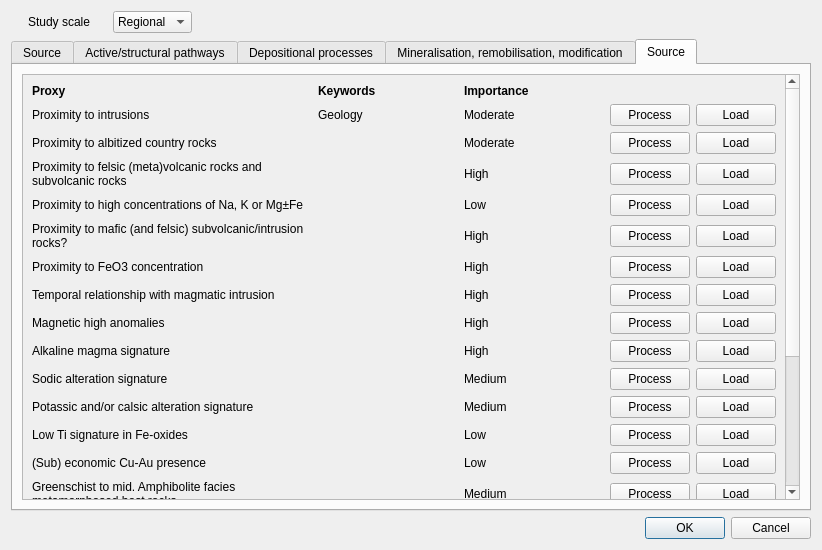
GispoCoding/eis_qgis_plugin, file eis_qgis_plugin/resources/ui/preprocess/wizard_preprocess_iocg.ui: the form before one commit.
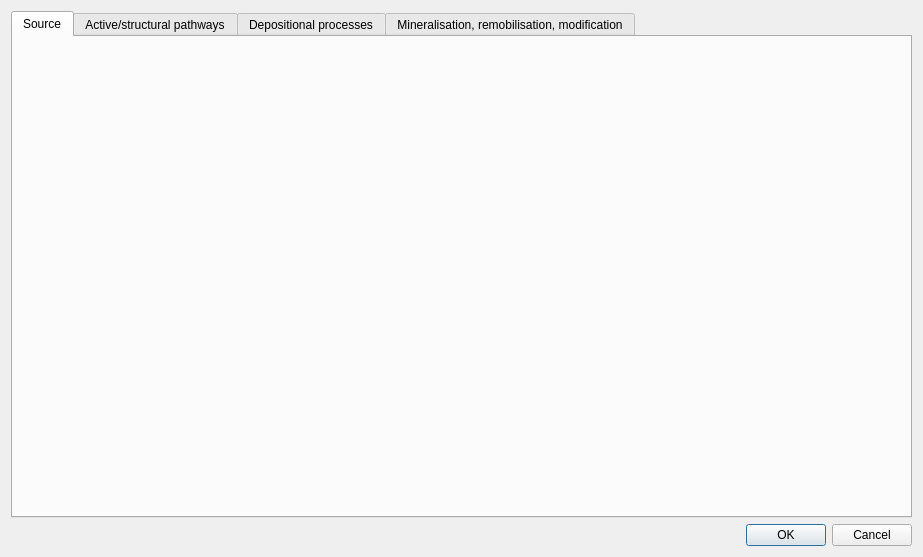
The form after the commit.

Commit message: New study scale and mineral system selection dialog added

Patch:
```diff
--- a/eis_qgis_plugin/resources/ui/preprocess/wizard_preprocess_iocg.ui
+++ b/eis_qgis_plugin/resources/ui/preprocess/wizard_preprocess_iocg.ui
@@ -6,8 +6,8 @@
    <rect>
     <x>0</x>
     <y>0</y>
-    <width>822</width>
-    <height>550</height>
+    <width>923</width>
+    <height>557</height>
    </rect>
   </property>
   <property name="windowTitle">
@@ -17,54 +17,6 @@
    <bool>false</bool>
   </property>
   <layout class="QVBoxLayout" name="verticalLayout">
-   <item>
-    <layout class="QHBoxLayout" name="horizontalLayout">
-     <property name="sizeConstraint">
-      <enum>QLayout::SetMinimumSize</enum>
-     </property>
-     <property name="rightMargin">
-      <number>600</number>
-     </property>
-     <item>
-      <widget class="QLabel" name="label_4">
-       <property name="sizePolicy">
-        <sizepolicy hsizetype="Maximum" vsizetype="Maximum">
-         <horstretch>0</horstretch>
-         <verstretch>0</verstretch>
-        </sizepolicy>
-       </property>
-       <property name="text">
-        <string>Study scale</string>
-       </property>
-      </widget>
-     </item>
-     <item>
-      <widget class="QComboBox" name="comboBox">
-       <property name="sizePolicy">
-        <sizepolicy hsizetype="Maximum" vsizetype="Maximum">
-         <horstretch>0</horstretch>
-         <verstretch>0</verstretch>
-        </sizepolicy>
-       </property>
-       <item>
-        <property name="text">
-         <string>Regional</string>
-        </property>
-       </item>
-       <item>
-        <property name="text">
-         <string>Camp</string>
-        </property>
-       </item>
-       <item>
-        <property name="text">
-         <string>Deposit</string>
-        </property>
-       </item>
-      </widget>
-     </item>
-    </layout>
-   </item>
    <item>
     <layout class="QHBoxLayout" name="horizontalLayout_4">
      <item>
@@ -73,7 +25,7 @@
         <string notr="true"/>
        </property>
        <property name="currentIndex">
-        <number>4</number>
+        <number>0</number>
        </property>
        <widget class="QWidget" name="source_tab">
         <attribute name="title">
@@ -95,717 +47,6 @@
          <string>Mineralisation, remobilisation, modification</string>
         </attribute>
        </widget>
-       <widget class="QWidget" name="source_tab_old">
-        <attribute name="title">
-         <string>Source</string>
-        </attribute>
-        <layout class="QHBoxLayout" name="horizontalLayout_2">
-         <item>
-          <widget class="QScrollArea" name="scrollArea">
-           <property name="widgetResizable">
-            <bool>true</bool>
-           </property>
-           <widget class="QWidget" name="scrollAreaWidgetContents">
-            <property name="geometry">
-             <rect>
-              <x>0</x>
-              <y>0</y>
-              <width>764</width>
-              <height>711</height>
-             </rect>
-            </property>
-            <layout class="QHBoxLayout" name="horizontalLayout_3">
-             <item>
-              <layout class="QGridLayout" name="gridLayout">
-               <item row="16" column="3">
-                <widget class="QPushButton" name="pushButton_28">
-                 <property name="text">
-                  <string>Process</string>
-                 </property>
-                </widget>
-               </item>
-               <item row="17" column="4">
-                <widget class="QPushButton" name="pushButton_35">
-                 <property name="text">
-                  <string>Load</string>
-                 </property>
-                </widget>
-               </item>
-               <item row="5" column="3">
-                <widget class="QPushButton" name="pushButton_13">
-                 <property name="text">
-                  <string>Process</string>
-                 </property>
-                </widget>
-               </item>
-               <item row="4" column="0">
-                <widget class="QLabel" name="label_38">
-                 <property name="text">
-                  <string>Proximity to high concentrations of Na, K or Mg±Fe</string>
-                 </property>
-                 <property name="wordWrap">
-                  <bool>true</bool>
-                 </property>
-                </widget>
-               </item>
-               <item row="13" column="3">
-                <widget class="QPushButton" name="pushButton_26">
-                 <property name="text">
-                  <string>Process</string>
-                 </property>
-                </widget>
-               </item>
-               <item row="1" column="2">
-                <widget class="QLabel" name="label_36">
-                 <property name="styleSheet">
-                  <string notr="true"/>
-                 </property>
-                 <property name="frameShape">
-                  <enum>QFrame::NoFrame</enum>
-                 </property>
-                 <property name="frameShadow">
-                  <enum>QFrame::Plain</enum>
-                 </property>
-                 <property name="text">
-                  <string>Moderate</string>
-                 </property>
-                </widget>
-               </item>
-               <item row="17" column="2">
-                <widget class="QLabel" name="label_42">
-                 <property name="text">
-                  <string>High</string>
-                 </property>
-                </widget>
-               </item>
-               <item row="6" column="4">
-                <widget class="QPushButton" name="pushButton_16">
-                 <property name="text">
-                  <string>Load</string>
-                 </property>
-                </widget>
-               </item>
-               <item row="4" column="2">
-                <widget class="QLabel" name="label_40">
-                 <property name="text">
-                  <string>Low</string>
-                 </property>
-                </widget>
-               </item>
-               <item row="19" column="0">
-                <widget class="QLabel" name="label_30">
-                 <property name="text">
-                  <string>Proximity of magmatism contemporary with mineralisation</string>
-                 </property>
-                 <property name="wordWrap">
-                  <bool>true</bool>
-                 </property>
-                </widget>
-               </item>
-               <item row="3" column="4">
-                <widget class="QPushButton" name="pushButton_11">
-                 <property name="text">
-                  <string>Load</string>
-                 </property>
-                </widget>
-               </item>
-               <item row="12" column="2">
-                <widget class="QLabel" name="label_24">
-                 <property name="text">
-                  <string>Low</string>
-                 </property>
-                </widget>
-               </item>
-               <item row="6" column="0">
-                <widget class="QLabel" name="label_9">
-                 <property name="text">
-                  <string>Proximity to FeO3 concentration</string>
-                 </property>
-                </widget>
-               </item>
-               <item row="18" column="4">
-                <widget class="QPushButton" name="pushButton_36">
-                 <property name="text">
-                  <string>Load</string>
-                 </property>
-                </widget>
-               </item>
-               <item row="7" column="2">
-                <widget class="QLabel" name="label_19">
-                 <property name="text">
-                  <string>High</string>
-                 </property>
-                </widget>
-               </item>
-               <item row="20" column="4">
-                <widget class="QPushButton" name="pushButton_40">
-                 <property name="text">
-                  <string>Load</string>
-                 </property>
-                </widget>
-               </item>
-               <item row="10" column="2">
-                <widget class="QLabel" name="label_22">
-                 <property name="text">
-                  <string>Medium</string>
-                 </property>
-                </widget>
-               </item>
-               <item row="14" column="2">
-                <widget class="QLabel" name="label_26">
-                 <property name="text">
-                  <string>Medium</string>
-                 </property>
-                </widget>
-               </item>
-               <item row="9" column="3">
-                <widget class="QPushButton" name="pushButton_17">
-                 <property name="text">
-                  <string>Process</string>
-                 </property>
-                </widget>
-               </item>
-               <item row="8" column="3">
-                <widget class="QPushButton" name="pushButton_19">
-                 <property name="text">
-                  <string>Process</string>
-                 </property>
-                </widget>
-               </item>
-               <item row="11" column="2">
-                <widget class="QLabel" name="label_23">
-                 <property name="text">
-                  <string>Medium</string>
-                 </property>
-                </widget>
-               </item>
-               <item row="5" column="4">
-                <widget class="QPushButton" name="pushButton_14">
-                 <property name="text">
-                  <string>Load</string>
-                 </property>
-                </widget>
-               </item>
-               <item row="15" column="0">
-                <widget class="QLabel" name="label_34">
-                 <property name="text">
-                  <string>Syn- to late-orogenic back arc closure related intrusions</string>
-                 </property>
-                 <property name="wordWrap">
-                  <bool>true</bool>
-                 </property>
-                </widget>
-               </item>
-               <item row="16" column="4">
-                <widget class="QPushButton" name="pushButton_32">
-                 <property name="text">
-                  <string>Load</string>
-                 </property>
-                </widget>
-               </item>
-               <item row="15" column="3">
-                <widget class="QPushButton" name="pushButton_10">
-                 <property name="text">
-                  <string>Process</string>
-                 </property>
-                </widget>
-               </item>
-               <item row="12" column="3">
-                <widget class="QPushButton" name="pushButton_25">
-                 <property name="text">
-                  <string>Process</string>
-                 </property>
-                </widget>
-               </item>
-               <item row="2" column="4">
-                <widget class="QPushButton" name="pushButton_4">
-                 <property name="text">
-                  <string>Load</string>
-                 </property>
-                </widget>
-               </item>
-               <item row="20" column="0">
-                <widget class="QLabel" name="label_29">
-                 <property name="text">
-                  <string>Proximity to hematite bearing, ironstone or BIF</string>
-                 </property>
-                 <property name="wordWrap">
-                  <bool>true</bool>
-                 </property>
-                </widget>
-               </item>
-               <item row="3" column="2">
-                <widget class="QLabel" name="label_5">
-                 <property name="text">
-                  <string>High</string>
-                 </property>
-                </widget>
-               </item>
-               <item row="7" column="4">
-                <widget class="QPushButton" name="pushButton_23">
-                 <property name="text">
-                  <string>Load</string>
-                 </property>
-                </widget>
-               </item>
-               <item row="19" column="2">
-                <widget class="QLabel" name="label_44">
-                 <property name="text">
-                  <string>High</string>
-                 </property>
-                </widget>
-               </item>
-               <item row="14" column="4">
-                <widget class="QPushButton" name="pushButton_9">
-                 <property name="text">
-                  <string>Load</string>
-                 </property>
-                </widget>
-               </item>
-               <item row="16" column="0">
-                <widget class="QLabel" name="label_33">
-                 <property name="text">
-                  <string>Proximity to Fe3O4 concentration</string>
-                 </property>
-                </widget>
-               </item>
-               <item row="13" column="4">
-                <widget class="QPushButton" name="pushButton_30">
-                 <property name="text">
-                  <string>Load</string>
-                 </property>
-                </widget>
-               </item>
-               <item row="4" column="4">
-                <widget class="QPushButton" name="pushButton_7">
-                 <property name="text">
-                  <string>Load</string>
-                 </property>
-                </widget>
-               </item>
-               <item row="18" column="3">
-                <widget class="QPushButton" name="pushButton_34">
-                 <property name="text">
-                  <string>Process</string>
-                 </property>
-                </widget>
-               </item>
-               <item row="9" column="0">
-                <widget class="QLabel" name="label_13">
-                 <property name="text">
-                  <string>Alkaline magma signature</string>
-                 </property>
-                </widget>
-               </item>
-               <item row="9" column="4">
-                <widget class="QPushButton" name="pushButton_22">
-                 <property name="text">
-                  <string>Load</string>
-                 </property>
-                </widget>
-               </item>
-               <item row="6" column="2">
-                <widget class="QLabel" name="label_8">
-                 <property name="text">
-                  <string>High</string>
-                 </property>
-                </widget>
-               </item>
-               <item row="20" column="3">
-                <widget class="QPushButton" name="pushButton_39">
-                 <property name="text">
-                  <string>Process</string>
-                 </property>
-                </widget>
-               </item>
-               <item row="18" column="0">
-                <widget class="QLabel" name="label_31">
-                 <property name="text">
-                  <string>Proximity to high Fe molar proportions relative to Na, Ca K, and Mg</string>
-                 </property>
-                 <property name="wordWrap">
-                  <bool>true</bool>
-                 </property>
-                </widget>
-               </item>
-               <item row="9" column="2">
-                <widget class="QLabel" name="label_21">
-                 <property name="text">
-                  <string>High</string>
-                 </property>
-                </widget>
-               </item>
-               <item row="6" column="3">
-                <widget class="QPushButton" name="pushButton_15">
-                 <property name="text">
-                  <string>Process</string>
-                 </property>
-                </widget>
-               </item>
-               <item row="3" column="3">
-                <widget class="QPushButton" name="pushButton_6">
-                 <property name="text">
-                  <string>Process</string>
-                 </property>
-                </widget>
-               </item>
-               <item row="18" column="2">
-                <widget class="QLabel" name="label_43">
-                 <property name="text">
-                  <string>High</string>
-                 </property>
-                </widget>
-               </item>
-               <item row="2" column="3">
-                <widget class="QPushButton" name="pushButton">
-                 <property name="text">
-                  <string>Process</string>
-                 </property>
-                </widget>
-               </item>
-               <item row="4" column="3">
-                <widget class="QPushButton" name="pushButton_3">
-                 <property name="text">
-                  <string>Process</string>
-                 </property>
-                </widget>
-               </item>
-               <item row="10" column="4">
-                <widget class="QPushButton" name="pushButton_24">
-                 <property name="text">
-                  <string>Load</string>
-                 </property>
-                </widget>
-               </item>
-               <item row="16" column="2">
-                <widget class="QLabel" name="label_41">
-                 <property name="text">
-                  <string>High</string>
-                 </property>
-                </widget>
-               </item>
-               <item row="13" column="2">
-                <widget class="QLabel" name="label_25">
-                 <property name="text">
-                  <string>Low</string>
-                 </property>
-                </widget>
-               </item>
-               <item row="8" column="4">
-                <widget class="QPushButton" name="pushButton_20">
-                 <property name="text">
-                  <string>Load</string>
-                 </property>
-                </widget>
-               </item>
-               <item row="17" column="0">
-                <widget class="QLabel" name="label_32">
-                 <property name="text">
-                  <string>Positive Co-REE anomaly</string>
-                 </property>
-                </widget>
-               </item>
-               <item row="14" column="3">
-                <widget class="QPushButton" name="pushButton_8">
-                 <property name="text">
-                  <string>Process</string>
-                 </property>
-                </widget>
-               </item>
-               <item row="5" column="2">
-                <widget class="QLabel" name="label_7">
-                 <property name="text">
-                  <string>High</string>
-                 </property>
-                </widget>
-               </item>
-               <item row="2" column="0">
-                <widget class="QLabel" name="label_37">
-                 <property name="text">
-                  <string>Proximity to albitized country rocks</string>
-                 </property>
-                </widget>
-               </item>
-               <item row="1" column="3">
-                <widget class="QPushButton" name="pushButton_2">
-                 <property name="sizePolicy">
-                  <sizepolicy hsizetype="Fixed" vsizetype="Fixed">
-                   <horstretch>0</horstretch>
-                   <verstretch>0</verstretch>
-                  </sizepolicy>
-                 </property>
-                 <property name="styleSheet">
-                  <string notr="true"/>
-                 </property>
-                 <property name="text">
-                  <string>Process</string>
-                 </property>
-                 <property name="autoDefault">
-                  <bool>true</bool>
-                 </property>
-                 <property name="default">
-                  <bool>false</bool>
-                 </property>
-                 <property name="flat">
-                  <bool>false</bool>
-                 </property>
-                </widget>
-               </item>
-               <item row="8" column="0">
-                <widget class="QLabel" name="label_12">
-                 <property name="text">
-                  <string>Magnetic high anomalies</string>
-                 </property>
-                </widget>
-               </item>
-               <item row="12" column="4">
-                <widget class="QPushButton" name="pushButton_31">
-                 <property name="text">
-                  <string>Load</string>
-                 </property>
-                </widget>
-               </item>
-               <item row="19" column="3">
-                <widget class="QPushButton" name="pushButton_37">
-                 <property name="text">
-                  <string>Process</string>
-                 </property>
-                </widget>
-               </item>
-               <item row="7" column="0">
-                <widget class="QLabel" name="label_11">
-                 <property name="sizePolicy">
-                  <sizepolicy hsizetype="Preferred" vsizetype="Minimum">
-                   <horstretch>0</horstretch>
-                   <verstretch>0</verstretch>
-                  </sizepolicy>
-                 </property>
-                 <property name="text">
-                  <string>Temporal relationship with magmatic intrusion</string>
-                 </property>
-                 <property name="wordWrap">
-                  <bool>true</bool>
-                 </property>
-                </widget>
-               </item>
-               <item row="11" column="4">
-                <widget class="QPushButton" name="pushButton_12">
-                 <property name="text">
-                  <string>Load</string>
-                 </property>
-                </widget>
-               </item>
-               <item row="0" column="0">
-                <widget class="QLabel" name="label_6">
-                 <property name="font">
-                  <font>
-                   <weight>75</weight>
-                   <bold>true</bold>
-                  </font>
-                 </property>
-                 <property name="text">
-                  <string>Proxy</string>
-                 </property>
-                </widget>
-               </item>
-               <item row="15" column="2">
-                <widget class="QLabel" name="label_28">
-                 <property name="text">
-                  <string>High</string>
-                 </property>
-                </widget>
-               </item>
-               <item row="1" column="4">
-                <widget class="QPushButton" name="pushButton_5">
-                 <property name="sizePolicy">
-                  <sizepolicy hsizetype="Fixed" vsizetype="Fixed">
-                   <horstretch>0</horstretch>
-                   <verstretch>0</verstretch>
-                  </sizepolicy>
-                 </property>
-                 <property name="text">
-                  <string>Load</string>
-                 </property>
-                </widget>
-               </item>
-               <item row="8" column="2">
-                <widget class="QLabel" name="label_20">
-                 <property name="text">
-                  <string>High</string>
-                 </property>
-                </widget>
-               </item>
-               <item row="2" column="2">
-                <widget class="QLabel" name="label_39">
-                 <property name="text">
-                  <string>Moderate</string>
-                 </property>
-                </widget>
-               </item>
-               <item row="11" column="3">
-                <widget class="QPushButton" name="pushButton_27">
-                 <property name="text">
-                  <string>Process</string>
-                 </property>
-                </widget>
-               </item>
-               <item row="5" column="0">
-                <widget class="QLabel" name="label_10">
-                 <property name="text">
-                  <string>Proximity to mafic (and felsic) subvolcanic/intrusion rocks?</string>
-                 </property>
-                 <property name="wordWrap">
-                  <bool>true</bool>
-                 </property>
-                </widget>
-               </item>
-               <item row="14" column="0">
-                <widget class="QLabel" name="label_16">
-                 <property name="text">
-                  <string>Greenschist to mid. Amphibolite facies metamorphosed host rocks </string>
-                 </property>
-                 <property name="wordWrap">
-                  <bool>true</bool>
-                 </property>
-                </widget>
-               </item>
-               <item row="17" column="3">
-                <widget class="QPushButton" name="pushButton_33">
-                 <property name="text">
-                  <string>Process</string>
-                 </property>
-                </widget>
-               </item>
-               <item row="15" column="4">
-                <widget class="QPushButton" name="pushButton_29">
-                 <property name="text">
-                  <string>Load</string>
-                 </property>
-                </widget>
-               </item>
-               <item row="0" column="2">
-                <widget class="QLabel" name="label_14">
-                 <property name="font">
-                  <font>
-                   <weight>75</weight>
-                   <bold>true</bold>
-                  </font>
-                 </property>
-                 <property name="text">
-                  <string>Importance</string>
-                 </property>
-                </widget>
-               </item>
-               <item row="11" column="0">
-                <widget class="QLabel" name="label_15">
-                 <property name="sizePolicy">
-                  <sizepolicy hsizetype="Preferred" vsizetype="Minimum">
-                   <horstretch>0</horstretch>
-                   <verstretch>0</verstretch>
-                  </sizepolicy>
-                 </property>
-                 <property name="text">
-                  <string>Potassic and/or calsic alteration signature</string>
-                 </property>
-                 <property name="wordWrap">
-                  <bool>false</bool>
-                 </property>
-                </widget>
-               </item>
-               <item row="10" column="0">
-                <widget class="QLabel" name="label_17">
-                 <property name="text">
-                  <string>Sodic alteration signature</string>
-                 </property>
-                </widget>
-               </item>
-               <item row="7" column="3">
-                <widget class="QPushButton" name="pushButton_21">
-                 <property name="text">
-                  <string>Process</string>
-                 </property>
-                </widget>
-               </item>
-               <item row="12" column="0">
-                <widget class="QLabel" name="label_18">
-                 <property name="text">
-                  <string>Low Ti signature in Fe-oxides</string>
-                 </property>
-                </widget>
-               </item>
-               <item row="20" column="2">
-                <widget class="QLabel" name="label_45">
-                 <property name="text">
-                  <string>High</string>
-                 </property>
-                </widget>
-               </item>
-               <item row="13" column="0">
-                <widget class="QLabel" name="label_27">
-                 <property name="text">
-                  <string>(Sub) economic Cu-Au presence</string>
-                 </property>
-                </widget>
-               </item>
-               <item row="1" column="0">
-                <widget class="QLabel" name="label_35">
-                 <property name="text">
-                  <string>Proximity to intrusions</string>
-                 </property>
-                </widget>
-               </item>
-               <item row="10" column="3">
-                <widget class="QPushButton" name="pushButton_18">
-                 <property name="text">
-                  <string>Process</string>
-                 </property>
-                </widget>
-               </item>
-               <item row="19" column="4">
-                <widget class="QPushButton" name="pushButton_38">
-                 <property name="text">
-                  <string>Load</string>
-                 </property>
-                </widget>
-               </item>
-               <item row="3" column="0">
-                <widget class="QLabel" name="label_46">
-                 <property name="text">
-                  <string>Proximity to felsic (meta)volcanic rocks and subvolcanic rocks</string>
-                 </property>
-                 <property name="wordWrap">
-                  <bool>true</bool>
-                 </property>
-                </widget>
-               </item>
-               <item row="0" column="1">
-                <widget class="QLabel" name="label_50">
-                 <property name="font">
-                  <font>
-                   <weight>75</weight>
-                   <bold>true</bold>
-                  </font>
-                 </property>
-                 <property name="text">
-                  <string>Keywords</string>
-                 </property>
-                </widget>
-               </item>
-               <item row="1" column="1">
-                <widget class="QLabel" name="label_51">
-                 <property name="text">
-                  <string>Geology</string>
-                 </property>
-                </widget>
-               </item>
-              </layout>
-             </item>
-            </layout>
-           </widget>
-          </widget>
-         </item>
-        </layout>
-       </widget>
       </widget>
      </item>
     </layout>
```
The commit also changes 2 other files.
